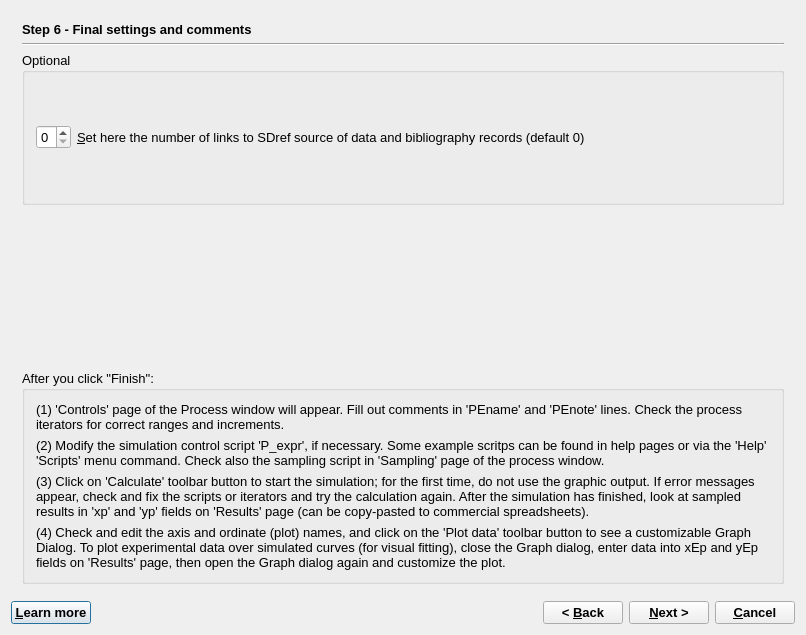
Above: GUI/Dialogs4/ProcessWizard4.ui from gemshub/GEMSGUI before the change. Below: the same form after it.
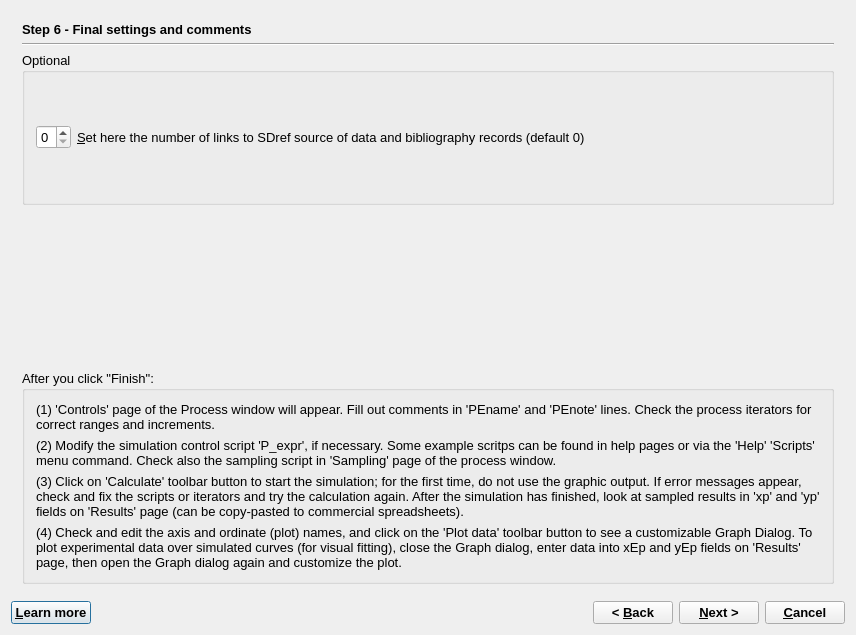
That is the form after the change.

The edit to the form file:
```diff
--- a/GUI/Dialogs4/ProcessWizard4.ui
+++ b/GUI/Dialogs4/ProcessWizard4.ui
@@ -9,7 +9,7 @@
    <rect>
     <x>0</x>
     <y>0</y>
-    <width>806</width>
+    <width>856</width>
     <height>635</height>
    </rect>
   </property>
```
Left out of the diff: 3 changed lines with no effect on the pictures.
